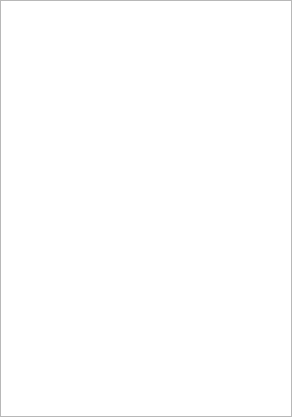
The window that Source/SVWidgetsLib/Widgets/UI_Files/DataStructureWidget.ui (BlueQuartzSoftware/SIMPL) describes before a commit, drawn with Qt 5.
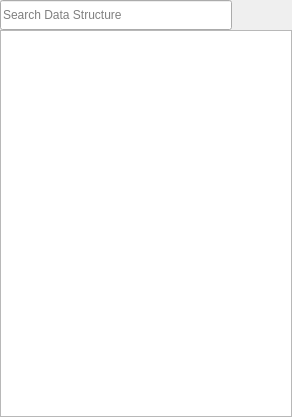
The same window after the commit. Icons and pictures are not drawn. Custom widgets are drawn as their Qt base class.

Commit message:
Add DataStructure context menu (#340)
* Add DataStructure context menu
* Added DataStructure search feature
* Added Collapse All and Expand All buttons to the DataStructure

Diff of the .ui file:
```diff
--- a/Source/SVWidgetsLib/Widgets/UI_Files/DataStructureWidget.ui
+++ b/Source/SVWidgetsLib/Widgets/UI_Files/DataStructureWidget.ui
@@ -11,7 +11,10 @@
    </rect>
   </property>
   <property name="windowTitle">
-   <string>Form</string>
+   <string>Data Structure</string>
+  </property>
+  <property name="autoFillBackground">
+   <bool>false</bool>
   </property>
   <layout class="QGridLayout" name="gridLayout">
    <property name="leftMargin">
@@ -29,7 +32,32 @@
    <property name="spacing">
     <number>0</number>
    </property>
-   <item row="0" column="0">
+   <item row="1" column="0">
+    <widget class="QtSLineEdit" name="dataStructureSearch">
+     <property name="sizePolicy">
+      <sizepolicy hsizetype="Expanding" vsizetype="Fixed">
+       <horstretch>0</horstretch>
+       <verstretch>0</verstretch>
+      </sizepolicy>
+     </property>
+     <property name="minimumSize">
+      <size>
+       <width>0</width>
+       <height>30</height>
+      </size>
+     </property>
+     <property name="maximumSize">
+      <size>
+       <width>16777215</width>
+       <height>30</height>
+      </size>
+     </property>
+     <property name="placeholderText">
+      <string>Search Data Structure</string>
+     </property>
+    </widget>
+   </item>
+   <item row="2" column="0" colspan="3">
     <widget class="DataStructureTreeView" name="dataBrowserTreeView">
      <property name="acceptDrops">
       <bool>true</bool>
@@ -78,6 +106,88 @@
      </attribute>
     </widget>
    </item>
+   <item row="1" column="2">
+    <widget class="SVIconPushButton" name="collapseAllBtn">
+     <property name="sizePolicy">
+      <sizepolicy hsizetype="Fixed" vsizetype="Fixed">
+       <horstretch>0</horstretch>
+       <verstretch>0</verstretch>
+      </sizepolicy>
+     </property>
+     <property name="minimumSize">
+      <size>
+       <width>30</width>
+       <height>24</height>
+      </size>
+     </property>
+     <property name="maximumSize">
+      <size>
+       <width>30</width>
+       <height>24</height>
+      </size>
+     </property>
+     <property name="toolTip">
+      <string>Collapse all data containers</string>
+     </property>
+     <property name="text">
+      <string/>
+     </property>
+     <property name="icon">
+      <iconset resource="../../../../Resources/SIMPL.qrc">
+       <normaloff>:/SIMPL/icons/images/collapse_all.png</normaloff>:/SIMPL/icons/images/collapse_all.png</iconset>
+     </property>
+     <property name="iconSize">
+      <size>
+       <width>24</width>
+       <height>24</height>
+      </size>
+     </property>
+     <property name="flat">
+      <bool>true</bool>
+     </property>
+    </widget>
+   </item>
+   <item row="1" column="1">
+    <widget class="SVIconPushButton" name="expandAllBtn">
+     <property name="sizePolicy">
+      <sizepolicy hsizetype="Fixed" vsizetype="Fixed">
+       <horstretch>0</horstretch>
+       <verstretch>0</verstretch>
+      </sizepolicy>
+     </property>
+     <property name="minimumSize">
+      <size>
+       <width>30</width>
+       <height>24</height>
+      </size>
+     </property>
+     <property name="maximumSize">
+      <size>
+       <width>30</width>
+       <height>24</height>
+      </size>
+     </property>
+     <property name="toolTip">
+      <string>Expand all data containers</string>
+     </property>
+     <property name="text">
+      <string/>
+     </property>
+     <property name="icon">
+      <iconset resource="../../../../Resources/SIMPL.qrc">
+       <normaloff>:/SIMPL/icons/images/expand_all.png</normaloff>:/SIMPL/icons/images/expand_all.png</iconset>
+     </property>
+     <property name="iconSize">
+      <size>
+       <width>24</width>
+       <height>24</height>
+      </size>
+     </property>
+     <property name="flat">
+      <bool>true</bool>
+     </property>
+    </widget>
+   </item>
   </layout>
  </widget>
  <customwidgets>
@@ -86,6 +196,16 @@
    <extends>QTreeView</extends>
    <header>DataStructureTreeView.h</header>
   </customwidget>
+  <customwidget>
+   <class>QtSLineEdit</class>
+   <extends>QLineEdit</extends>
+   <header location="global">QtSLineEdit.h</header>
+  </customwidget>
+  <customwidget>
+   <class>SVIconPushButton</class>
+   <extends>QPushButton</extends>
+   <header location="global">SVControlWidgets.h</header>
+  </customwidget>
  </customwidgets>
  <resources/>
  <connections/>
```
Left out of the diff: 4 changed lines with no effect on the pictures. The commit also changes 13 other files.
